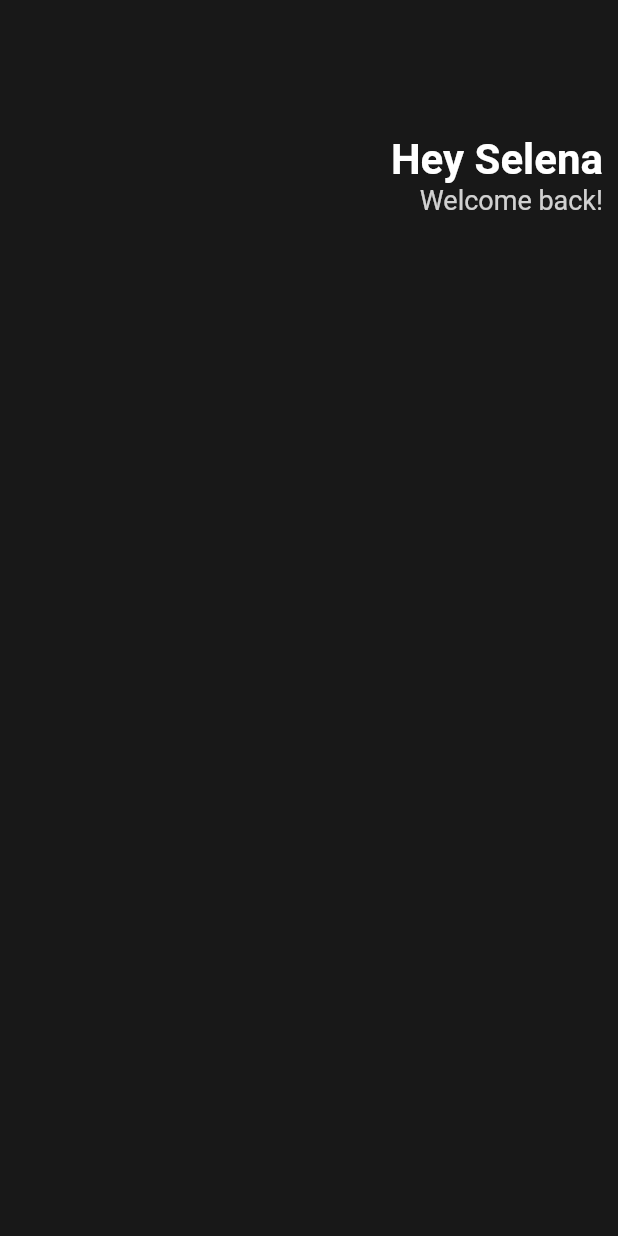
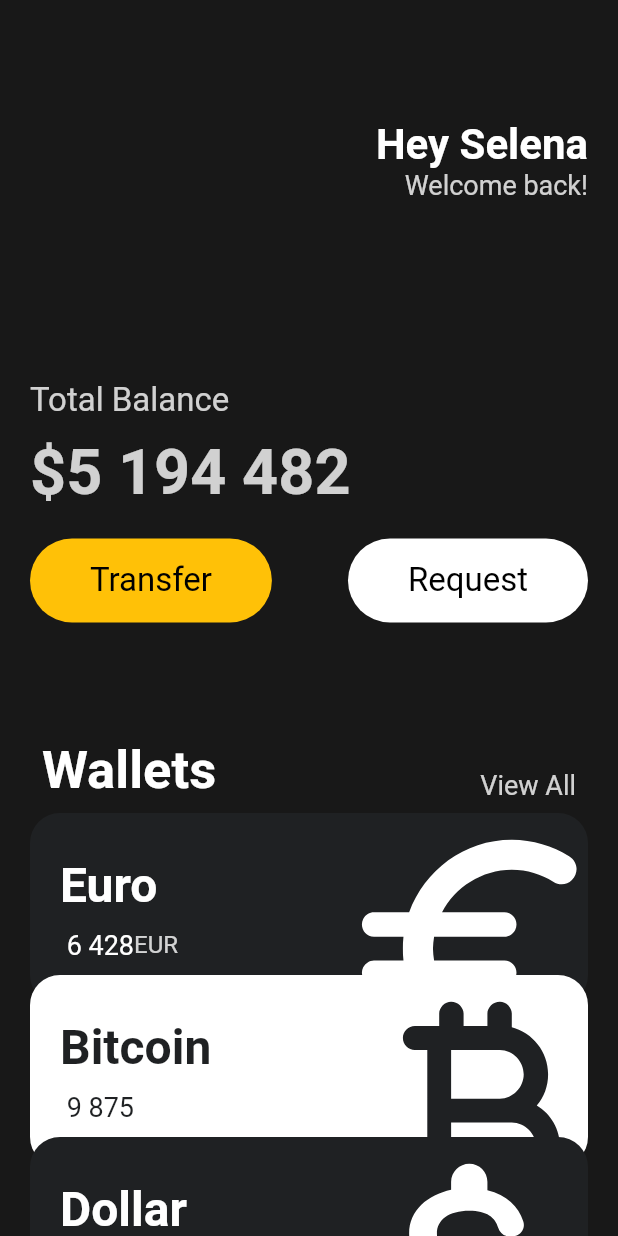
Before and after one commit to profitjean/awesome-flutter, a Flutter app: the screen it shows after launch, on a phone screen of 412 x 824 dp. Run offline on Flutter 3.47's test engine with Material 2 defaults, Android fonts, the phone set to English and light mode, and no system bars.

Commit message:
Update: stateless widgets, design 개념잡기

```diff
--- a/flutterapps/lib/main.dart
+++ b/flutterapps/lib/main.dart
@@ -1,20 +1,26 @@
 import 'package:flutter/material.dart';
+import 'package:flutterapps/widgets/button.dart';
+import 'package:flutterapps/widgets/currency_card.dart';
 
 void main() {
-  runApp(App());
+  runApp(const App());
 }
 
 class App extends StatelessWidget {
+  const App({super.key});
+
   @override
   Widget build(BuildContext context) {
     return MaterialApp(
       home: Scaffold(
-          backgroundColor: Color(0xFF181818),
-          body: Padding(
-              padding: EdgeInsets.all(10),
+          backgroundColor: const Color(0xFF181818),
+          body: SingleChildScrollView(
+            child: Padding(
+                padding: const EdgeInsets.symmetric(horizontal: 20),
                 child: Column(
+                  crossAxisAlignment: CrossAxisAlignment.start,
                   children: [
-                  SizedBox(
+                    const SizedBox(
                       height: 80,
                     ),
                     Row(
@@ -23,7 +29,7 @@ class App extends StatelessWidget {
                         Column(
                           crossAxisAlignment: CrossAxisAlignment.end,
                           children: [
-                          Text(
+                            const Text(
                               'Hey Selena',
                               style: TextStyle(
                                 color: Colors.white,
@@ -40,9 +46,104 @@ class App extends StatelessWidget {
                           ],
                         )
                       ],
-                  )
+                    ),
+                    const SizedBox(
+                      height: 120,
+                    ),
+                    Text(
+                      'Total Balance',
+                      style: TextStyle(
+                        color: Colors.white.withOpacity(0.8),
+                        fontSize: 22,
+                      ),
+                    ),
+                    const SizedBox(
+                      height: 10,
+                    ),
+                    Text(
+                      '\$5 194 482',
+                      style: TextStyle(
+                        color: Colors.white.withOpacity(0.8),
+                        fontSize: 42,
+                        fontWeight: FontWeight.w600,
+                      ),
+                    ),
+                    const SizedBox(
+                      height: 20,
+                    ),
+                    Row(
+                      mainAxisAlignment: MainAxisAlignment.spaceBetween,
+                      children: const [
+                        Button(
+                            text: 'Transfer',
+                            bgColor: Colors.amber,
+                            textColor: Colors.black),
+                        Button(
+                            text: 'Request',
+                            bgColor: Colors.white,
+                            textColor: Colors.black)
                       ],
-              ))),
+                    ),
+                    const SizedBox(
+                      height: 70,
+                    ),
+                    Padding(
+                      padding: const EdgeInsets.all(8.0),
+                      child: Row(
+                        crossAxisAlignment: CrossAxisAlignment.end,
+                        mainAxisAlignment: MainAxisAlignment.spaceBetween,
+                        children: [
+                          const Text(
+                            'Wallets',
+                            style: TextStyle(
+                              color: Colors.white,
+                              fontSize: 35,
+                              fontWeight: FontWeight.w600,
+                            ),
+                          ),
+                          Text(
+                            'View All',
+                            style: TextStyle(
+                              color: Colors.white.withOpacity(0.8),
+                              fontSize: 18,
+                            ),
+                          ),
+                        ],
+                      ),
+                    ),
+                    const CurrencyCard(
+                      name: 'Euro',
+                      code: 'EUR',
+                      amount: ' 6 428',
+                      icon: Icons.euro_rounded,
+                      isInverted: false,
+                    ),
+                    Transform.translate(
+                      offset: const Offset(0, -20),
+                      child: const CurrencyCard(
+                        name: 'Bitcoin',
+                        code: 'BTC',
+                        amount: ' 9 875',
+                        icon: Icons.currency_bitcoin_rounded,
+                        isInverted: true,
+                      ),
+                    ),
+                    Transform.translate(
+                      offset: const Offset(0, -40),
+                      child: const CurrencyCard(
+                        name: 'Dollar',
+                        code: 'USD',
+                        amount: ' 428',
+                        icon: Icons.attach_money_rounded,
+                        isInverted: false,
+                      ),
+                    ),
+                    const SizedBox(
+                      height: 20,
+                    ),
+                  ],
+                )),
+          )),
     );
   }
 }
--- /dev/null
+++ b/flutterapps/lib/widgets/button.dart
@@ -0,0 +1,27 @@
+import 'package:flutter/material.dart';
+
+class Button extends StatelessWidget {
+  final String text;
+  final Color bgColor;
+  final Color textColor;
+
+  const Button(
+      {super.key,
+      required this.text,
+      required this.bgColor,
+      required this.textColor});
+
+  @override
+  Widget build(BuildContext context) {
+    return Container(
+      decoration: BoxDecoration(
+        borderRadius: BorderRadius.circular(45),
+        color: bgColor,
+      ),
+      child: Padding(
+        padding: const EdgeInsets.symmetric(vertical: 15, horizontal: 40),
+        child: Text(text, style: TextStyle(fontSize: 22, color: textColor)),
+      ),
+    );
+  }
+}
--- /dev/null
+++ b/flutterapps/lib/widgets/currency_card.dart
@@ -0,0 +1,75 @@
+import 'package:flutter/material.dart';
+
+class CurrencyCard extends StatelessWidget {
+  final String name, code, amount;
+  final IconData icon;
+  final bool isInverted;
+
+  final _blackColor = const Color(0xFF1F2123);
+
+  const CurrencyCard(
+      {super.key,
+      required this.name,
+      required this.code,
+      required this.amount,
+      required this.icon,
+      required this.isInverted});
+
+  @override
+  Widget build(BuildContext contenxt) {
+    return Container(
+      clipBehavior: Clip.hardEdge,
+      decoration: BoxDecoration(
+        color: isInverted ? Colors.white : _blackColor,
+        borderRadius: BorderRadius.circular(20),
+      ),
+      child: Padding(
+        padding: const EdgeInsets.symmetric(vertical: 20, horizontal: 20),
+        child: Row(
+          mainAxisAlignment: MainAxisAlignment.spaceBetween,
+          children: [
+            Column(
+              crossAxisAlignment: CrossAxisAlignment.start,
+              children: [
+                Text(name,
+                    style: TextStyle(
+                        color: isInverted ? _blackColor : Colors.white,
+                        fontSize: 32,
+                        fontWeight: FontWeight.w600)),
+                const SizedBox(
+                  width: 5,
+                  height: 10,
+                ),
+                Row(
+                  children: [
+                    Text(amount,
+                        style: TextStyle(
+                          color: isInverted ? _blackColor : Colors.white,
+                          fontSize: 18,
+                        )),
+                    Text(code,
+                        style: TextStyle(
+                          color: Colors.white.withOpacity(0.8),
+                          fontSize: 16,
+                        )),
+                  ],
+                ),
+              ],
+            ),
+            Transform.scale(
+              scale: 2.2,
+              child: Transform.translate(
+                offset: const Offset(-5, 12),
+                child: Icon(
+                  icon,
+                  color: isInverted ? _blackColor : Colors.white,
+                  size: 88,
+                ),
+              ),
+            )
+          ],
+        ),
+      ),
+    );
+  }
+}
```
Lines whose indentation alone changed are shown as unchanged.
